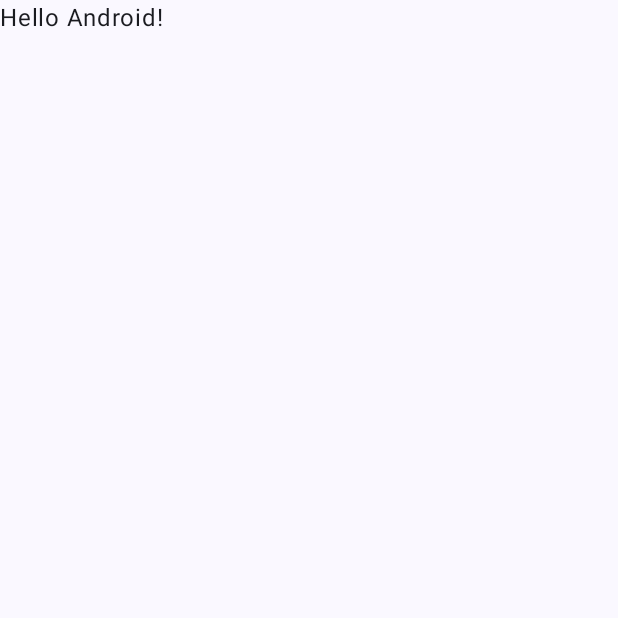
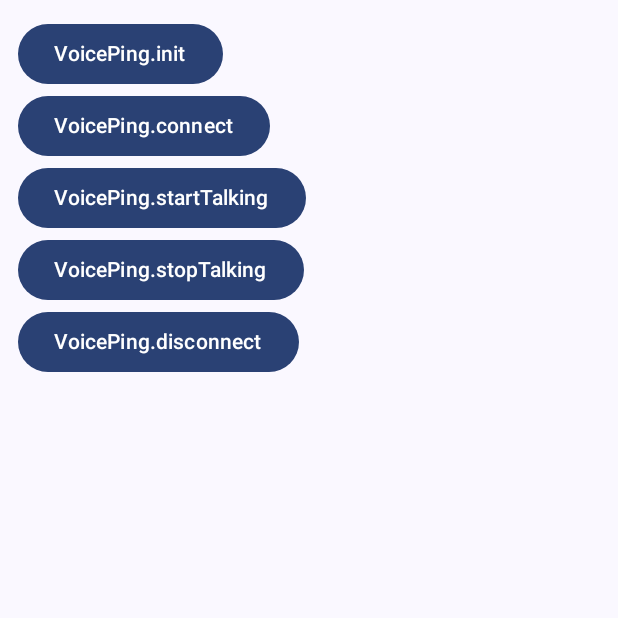
Before and after one commit to murakami/press-to-transmit, an Android app built with Jetpack Compose: the screen it shows after launch (MainActivity), on a phone screen of 412 x 824 dp, the top half of it. Before the commit the part shown is almost empty. Run offline under Robolectric (Android 15) with nearby library versions, the phone set to English and light mode, and no system bars; libraries missing offline, so code that uses them is left out: com.smartwalkie.voicepingsdk; 2 statements that could not run were skipped.

Commit message:
VP SDK組込み

```diff
--- a/app/build.gradle.kts
+++ b/app/build.gradle.kts
@@ -49,6 +49,8 @@ dependencies {
     implementation(libs.androidx.ui.graphics)
     implementation(libs.androidx.ui.tooling.preview)
     implementation(libs.androidx.material3)
+    implementation("com.github.SmartWalkieOrg:VoicePing-Walkie-Talkie-AndroidSDK:1.0")
+    implementation(libs.material3)
     testImplementation(libs.junit)
     androidTestImplementation(libs.androidx.junit)
     androidTestImplementation(libs.androidx.espresso.core)
--- a/app/src/main/java/com/example/presstotransmit/MainActivity.kt
+++ b/app/src/main/java/com/example/presstotransmit/MainActivity.kt
@@ -1,32 +1,133 @@
 package com.example.presstotransmit
 
+import android.media.audiofx.AcousticEchoCanceler
+import android.media.audiofx.AutomaticGainControl
+import android.media.audiofx.NoiseSuppressor
 import android.os.Bundle
+import android.util.Log
+import android.view.MotionEvent
 import androidx.activity.ComponentActivity
 import androidx.activity.compose.setContent
 import androidx.activity.enableEdgeToEdge
+import androidx.compose.foundation.layout.Arrangement
+import androidx.compose.foundation.layout.Column
 import androidx.compose.foundation.layout.fillMaxSize
 import androidx.compose.foundation.layout.padding
+import androidx.compose.material3.Button
+import androidx.compose.material3.FilledTonalButton
 import androidx.compose.material3.Scaffold
 import androidx.compose.material3.Text
 import androidx.compose.runtime.Composable
 import androidx.compose.ui.Modifier
+import androidx.compose.ui.platform.LocalContext
+import androidx.compose.ui.input.pointer.pointerInteropFilter
+import androidx.compose.ui.semantics.Role.Companion.Button
 import androidx.compose.ui.tooling.preview.Preview
+import androidx.compose.ui.unit.dp
 import com.example.presstotransmit.ui.theme.PressToTransmitTheme
+import com.smartwalkie.voicepingsdk.VoicePing
+import com.smartwalkie.voicepingsdk.callback.ConnectCallback
+import com.smartwalkie.voicepingsdk.callback.DisconnectCallback
+import com.smartwalkie.voicepingsdk.exception.VoicePingException
+import com.smartwalkie.voicepingsdk.listener.AudioRecorder
+import com.smartwalkie.voicepingsdk.listener.OutgoingTalkCallback
+import com.smartwalkie.voicepingsdk.model.ChannelType
 
-class MainActivity : ComponentActivity() {
+class MainActivity : ComponentActivity(), OutgoingTalkCallback {
     override fun onCreate(savedInstanceState: Bundle?) {
         super.onCreate(savedInstanceState)
+        VoicePing.init(this, "wss://router-lite.voiceping.info")
+        VoicePing.connect("your_user_id", "your_company", object : ConnectCallback {
+            override fun onConnected() {
+                Log.d("MainActivity", "onConnected")
+            }
+
+            override fun onFailed(exception: VoicePingException) {
+                Log.d("MainActivity", "onFailed")
+            }
+        })
         enableEdgeToEdge()
         setContent {
             PressToTransmitTheme {
                 Scaffold(modifier = Modifier.fillMaxSize()) { innerPadding ->
-                    Greeting(
-                        name = "Android",
+                    PressToTransmit(
                         modifier = Modifier.padding(innerPadding)
                     )
                 }
             }
         }
+    }
+
+    override fun onOutgoingTalkStarted(audioRecorder: AudioRecorder) {
+        Log.d("MainActivity", "onOutgoingTalkStarted")
+    }
+
+    override fun onOutgoingTalkStopped(isTooShort: Boolean, isTooLong: Boolean) {
+        Log.d("MainActivity", "onOutgoingTalkStopped")
+    }
+
+    override fun onDownloadUrlReceived(downloadUrl: String) {
+        Log.d("MainActivity", "onDownloadUrlReceived")
+    }
+
+    override fun onOutgoingTalkError(e: VoicePingException) {
+        Log.d("MainActivity", "onOutgoingTalkError")
+    }
+}
+
+@Composable
+fun PressToTransmit(modifier: Modifier = Modifier) {
+    val context = LocalContext.current
+    Column(modifier = modifier.padding(12.dp)) {
+        Button(
+            onClick = { VoicePing.init(context, "wss://router-lite.voiceping.info") }
+        ) {
+            Text("VoicePing.init")
+        }
+        Button(
+            onClick = {
+                VoicePing.connect("TUF-1", "bitz", object : ConnectCallback {
+                    override fun onConnected() {
+                        Log.d("MainActivity", "onConnected")
+                    }
+
+                    override fun onFailed(exception: VoicePingException) {
+                        Log.d("MainActivity", "onFailed")
+                    }
+                })
+            }
+        ) {
+            Text("VoicePing.connect")
+        }
+        Button(
+            onClick = { VoicePing.startTalking("efgh", ChannelType.PRIVATE, context as OutgoingTalkCallback) }
+        ) {
+            Text("VoicePing.startTalking")
+        }
+        Button(
+            onClick = { VoicePing.stopTalking() }
+        ) {
+            Text("VoicePing.stopTalking")
+        }
+        Button(
+            onClick = {
+                VoicePing.disconnect(object : DisconnectCallback {
+                    override fun onDisconnected() {
+                        Log.d("MainActivity", "onDisconnected")
+                    }
+                })
+            }
+        ) {
+            Text("VoicePing.disconnect")
+        }
+    }
+}
+
+@Preview(showBackground = true)
+@Composable
+fun ressToTransmitPreview() {
+    PressToTransmitTheme {
+        PressToTransmit()
     }
 }
 
--- a/gradle/libs.versions.toml
+++ b/gradle/libs.versions.toml
@@ -8,6 +8,7 @@ espressoCore = "3.7.0"
 lifecycleRuntimeKtx = "2.9.2"
 activityCompose = "1.10.1"
 composeBom = "2024.09.00"
+material3 = "1.3.2"
 
 [libraries]
 androidx-core-ktx = { group = "androidx.core", name = "core-ktx", version.ref = "coreKtx" }
@@ -24,6 +25,7 @@ androidx-ui-tooling-preview = { group = "androidx.compose.ui", name = "ui-toolin
 androidx-ui-test-manifest = { group = "androidx.compose.ui", name = "ui-test-manifest" }
 androidx-ui-test-junit4 = { group = "androidx.compose.ui", name = "ui-test-junit4" }
 androidx-material3 = { group = "androidx.compose.material3", name = "material3" }
+material3 = { group = "androidx.compose.material3", name = "material3", version.ref = "material3" }
 
 [plugins]
 android-application = { id = "com.android.application", version.ref = "agp" }
--- a/settings.gradle.kts
+++ b/settings.gradle.kts
@@ -16,6 +16,7 @@ dependencyResolutionManagement {
     repositories {
         google()
         mavenCentral()
+        maven(url = "https://jitpack.io")
     }
 }
 
```
